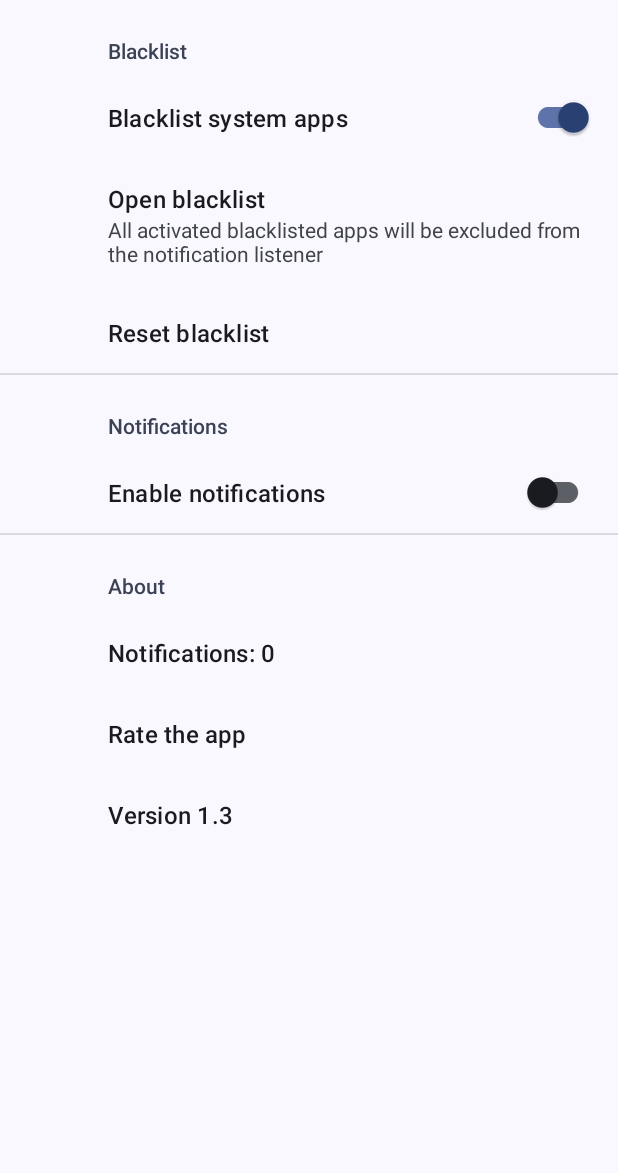
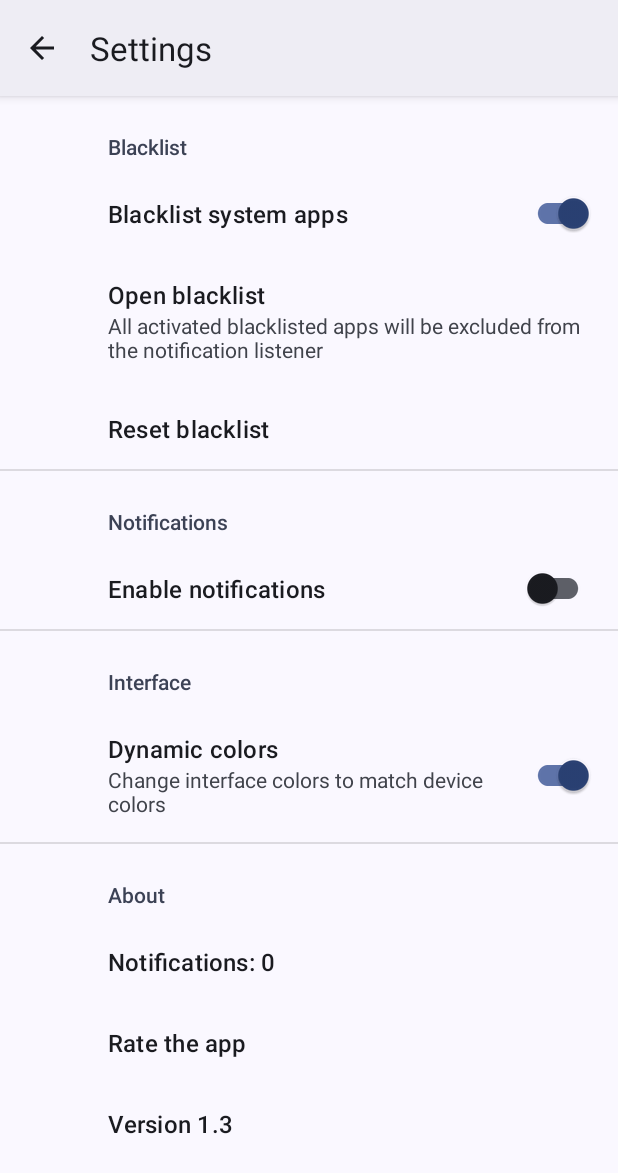
Before and after one commit to Alfio010/notification-listener-android, an Android app: the MySettingsActivity screen opened directly, with no data from a screen before it, on a phone screen of 412 x 824 dp. Shown: the top 1173 px of the screen. Run offline under Robolectric (Android 15) with nearby library versions, the light colour scheme and no system bars; our stand-ins replace androidx.preference; libraries missing offline, so code that uses them is left out: io.objectbox, io.objectbox.query; 1 statement that could not run was skipped.

Commit message:
fix UI and implemented dynamic colors setting

```diff
--- a/app/src/main/java/com/android/whatsappbackup/activities/MySettingsActivity.kt
+++ b/app/src/main/java/com/android/whatsappbackup/activities/MySettingsActivity.kt
@@ -111,6 +111,17 @@ class MySettingsActivity : AppCompatActivity() {
             if (version != null) {
                 version.title = "${version.title} ${BuildConfig.VERSION_NAME}"
             }
+
+            val isDynamicColorsEnabled = findPreference<SwitchPreferenceCompat>("isDynamicColorsEnabled")
+
+            if (isDynamicColorsEnabled != null) {
+                isDynamicColorsEnabled.isChecked = MySharedPref.getDynamicColors()
+                isDynamicColorsEnabled.onPreferenceChangeListener =
+                    Preference.OnPreferenceChangeListener { _, newValue ->
+                        MySharedPref.setDynamicColors(newValue as Boolean)
+                        true
+                    }
+            }
         }
     }
 }
--- a/app/src/main/java/com/android/whatsappbackup/utils/MySharedPref.kt
+++ b/app/src/main/java/com/android/whatsappbackup/utils/MySharedPref.kt
@@ -1,10 +1,13 @@
 package com.android.whatsappbackup.utils
 
 import com.android.whatsappbackup.MyApplication
+import com.android.whatsappbackup.MyApplication.Companion.application
+import com.google.android.material.color.DynamicColors
 
 object MySharedPref {
     private const val autoBlacklistEnabled = "isAutoBlacklistOn"
     private const val notificationEnabled = "isNotificationEnabled"
+    private const val dynamicColorsEnabled = "isDynamicColorsEnabled"
 
     fun setAutoBlacklist(value: Boolean) {
         MyApplication.sharedPref.edit().putBoolean(autoBlacklistEnabled, value).apply()
@@ -21,4 +24,15 @@ object MySharedPref {
     fun getNotificationEnabled(): Boolean {
         return MyApplication.sharedPref.getBoolean(notificationEnabled, true)
     }
+
+    fun setDynamicColors(value: Boolean) {
+        MyApplication.sharedPref.edit().putBoolean(dynamicColorsEnabled, value).apply()
+        if (value){
+            DynamicColors.applyToActivitiesIfAvailable(application)
+        }
+    }
+
+    fun getDynamicColors(): Boolean {
+        return MyApplication.sharedPref.getBoolean(dynamicColorsEnabled, true)
+    }
 }
--- a/app/src/main/java/com/android/whatsappbackup/utils/Utils.kt
+++ b/app/src/main/java/com/android/whatsappbackup/utils/Utils.kt
@@ -71,7 +71,6 @@ object Utils {
     }
 
     fun uiDefaultSettings(activity: AppCompatActivity) {
-        activity.supportActionBar?.hide()
         activity.window.setSoftInputMode(WindowManager.LayoutParams.SOFT_INPUT_ADJUST_PAN)
         activity.window.setSoftInputMode(WindowManager.LayoutParams.SOFT_INPUT_ADJUST_PAN)
         val typedValue = TypedValue()
--- a/app/src/main/res/values/strings.xml
+++ b/app/src/main/res/values/strings.xml
@@ -8,40 +8,49 @@
     <string name="back">Back</string>
     <string name="blacklist_reset_confirm">Are you sure you want to reset the blacklist?</string>
 
+    <!-- SharedPref -->
     <string name="isAutoBlacklistOn" translatable="false">isAutoBlacklistOn</string>
     <string name="isNotificationEnabled" translatable="false">isNotificationEnabled</string>
+    <string name="isDynamicColorsEnabled" translatable="false">isDynamicColorsEnabled</string>
 
+    <!-- Activity name -->
     <string name="all_notification">All notification</string>
-    <string name="deleted_notification">Deleted notification</string>
+    <string name="deleted_notification">Deleted notifications</string>
     <string name="advanced_search">Advanced search</string>
+    <string name="chat" translatable="false">Chats</string>
+    <string name="grouped_chat">Grouped chats</string>
+    <string name="home" translatable="false">Home</string>
 
+    <!-- Search Activity -->
     <string name="title_text">Title/Text</string>
     <string name="deleted">Deleted</string>
     <string name="search">Search</string>
+    <string name="defaultSwitchValue">All applications</string>
 
-    <string name="defaultSwitchValue">All applications</string>
-    <string name="chat" translatable="false">Chats</string>
     <string name="icon" translatable="false">icon</string>
-    <string name="grouped_chat">Grouped chats</string>
-
-    <string name="settings">Settings</string>
-    <string name="title_activity_settings" translatable="false">SettingsActivity</string>
 
     <string name="textview" translatable="false">TextView</string>
-    <string name="reset_blacklist" translatable="false">Reset blacklist</string>
-    <string name="blacklist" translatable="false">Blacklist</string>
-    <string name="blacklist_info">All activated blacklisted apps will be excluded from the notification listener</string>
     <string name="ask_not_permission">It is necessary to grant permission to read notifications</string>
     <string name="notification_name">Notification cancellation</string>
     <string name="notification_title">Notification deleted</string>
+
+    <string name="open_app">Open app</string>
+    <string name="title_activity_my_settings" translatable="false">MySettingsActivity</string>
+
+    <!-- Settings Activity -->
+    <string name="blacklist" translatable="false">Blacklist</string>
+    <string name="settings">Settings</string>
+    <string name="title_activity_settings" translatable="false">SettingsActivity</string>
+    <string name="reset_blacklist" translatable="false">Reset blacklist</string>
     <string name="enable_notification">Enable notifications</string>
+    <string name="blacklist_info">All activated blacklisted apps will be excluded from the notification listener</string>
     <string name="notification_count">Notifications:</string>
     <string name="version">Version</string>
     <string name="rating">Rate the app</string>
-    <string name="open_app">Open app</string>
-    <string name="title_activity_my_settings" translatable="false">MySettingsActivity</string>
     <string name="open_blacklist">Open blacklist</string>
-
     <string name="notifications" translatable="false">Notifications</string>
     <string name="info">About</string>
+    <string name="interface_setting">Interface</string>
+    <string name="active_dynamic_colors">Dynamic colors</string>
+    <string name="dynamic_colors_summary">Change interface colors to match device colors</string>
 </resources>
--- a/app/src/main/res/xml/root_preferences.xml
+++ b/app/src/main/res/xml/root_preferences.xml
@@ -31,6 +31,18 @@
 
     </PreferenceCategory>
 
+    <PreferenceCategory app:title="@string/interface_setting">
+
+        <SwitchPreferenceCompat
+            app:defaultValue="true"
+            app:key="@string/isDynamicColorsEnabled"
+            app:title="@string/active_dynamic_colors"
+            app:summary="@string/dynamic_colors_summary">
+
+        </SwitchPreferenceCompat>
+
+    </PreferenceCategory>
+
     <PreferenceCategory app:title="@string/info">
 
         <Preference
```
Also changed, not shown: app/src/main/AndroidManifest.xml (+18 -10 lines), app/src/main/java/com/android/whatsappbackup/MyApplication.kt (+9 -1 lines), 1 other file.
